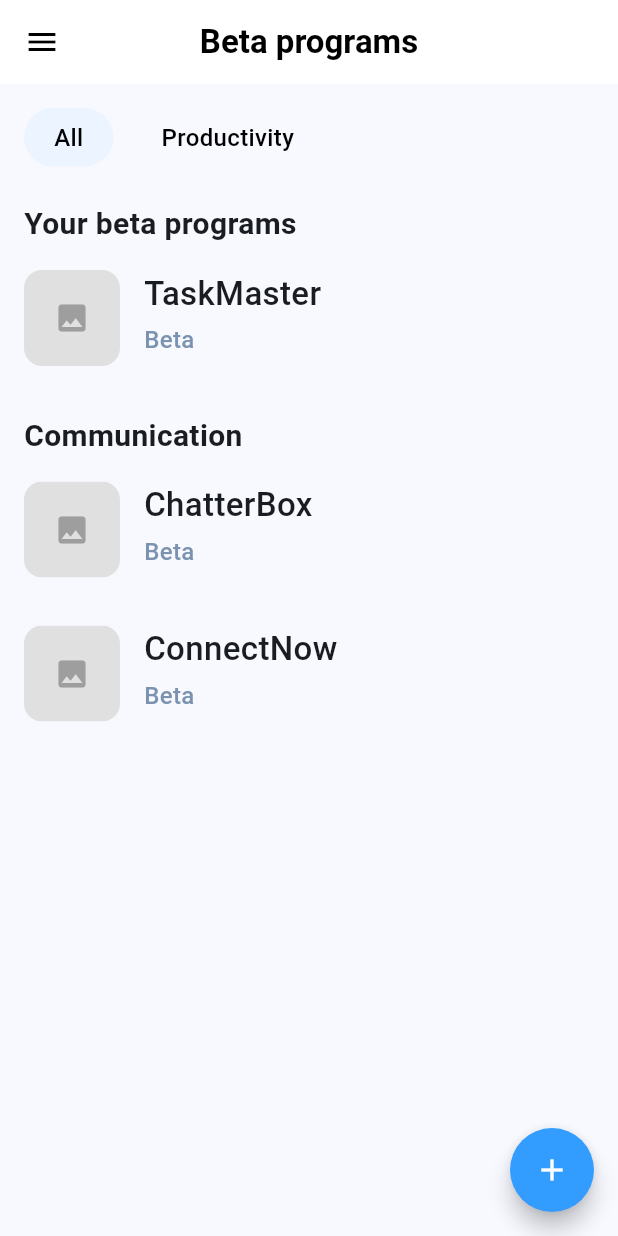
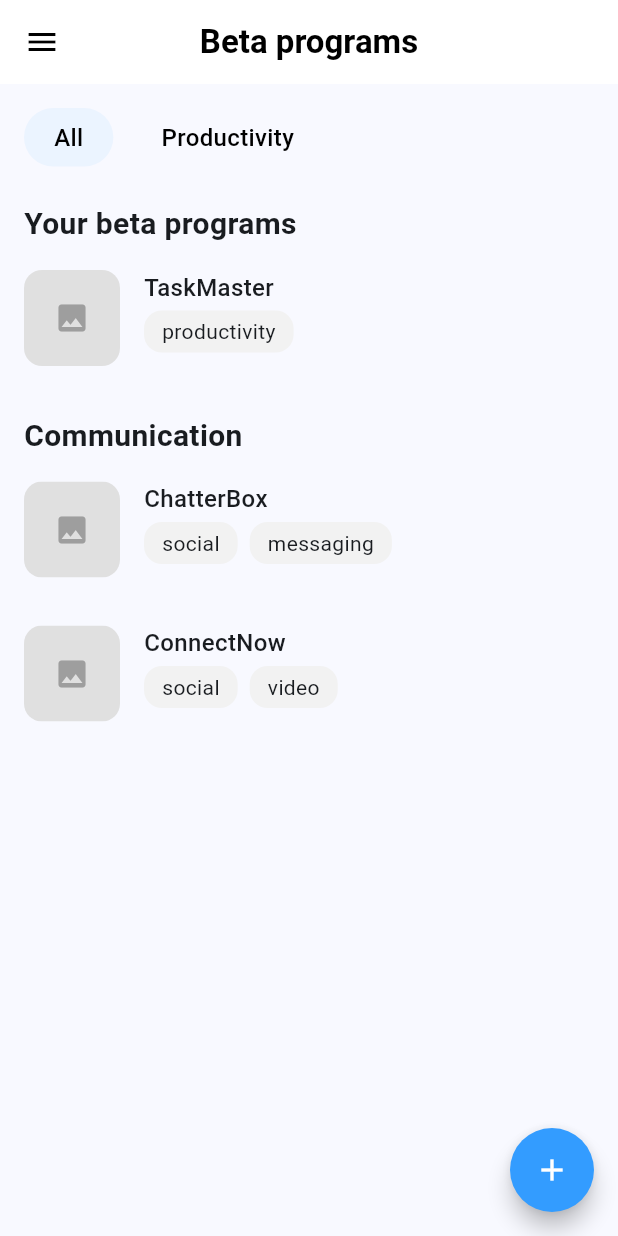
Before and after one commit to noboru-i/droid-flight, a Flutter app: the screen it shows after launch, on a phone screen of 412 x 824 dp. Run offline on Flutter 3.47's test engine with Material 3 defaults, Android fonts, the phone set to English and light mode, and no system bars; our stand-ins replace freezed_annotation; network calls fail.

Commit message:
feat: add BetaTag component and integrate it into _BetaAppTile for displaying app tags

```diff
--- /dev/null
+++ b/lib/components/beta_tag.dart
@@ -0,0 +1,29 @@
+import 'package:flutter/material.dart';
+
+class BetaTag extends StatelessWidget {
+  final String label;
+  const BetaTag({
+    required this.label,
+    super.key,
+  });
+
+  @override
+  Widget build(BuildContext context) {
+    return Container(
+      padding: const EdgeInsets.symmetric(
+        horizontal: 12,
+        vertical: 4,
+      ),
+      decoration: BoxDecoration(
+        color: const Color(0xFFF2F2F2),
+        borderRadius: BorderRadius.circular(12),
+      ),
+      child: Text(
+        label,
+        style: const TextStyle(
+          fontSize: 14,
+        ),
+      ),
+    );
+  }
+}
--- a/lib/pages/home/home_page.dart
+++ b/lib/pages/home/home_page.dart
@@ -3,6 +3,7 @@ import 'package:flutter/material.dart';
 import 'package:droid_flight/pages/detail/detail_page.dart';
 import 'home_notifier.dart';
 import 'home_state.dart';
+import 'package:droid_flight/components/beta_tag.dart';
 
 class HomePage extends StatefulWidget {
   const HomePage({super.key});
@@ -142,7 +143,11 @@ class _HomePageState extends State<HomePage> {
                   ),
                 );
               },
-              child: _BetaAppTile(image: app.image, name: app.name),
+              child: _BetaAppTile(
+                image: app.image,
+                name: app.name,
+                tags: app.tags,
+              ),
             ),
           );
         }
@@ -191,7 +196,12 @@ class _FilterChip extends StatelessWidget {
 class _BetaAppTile extends StatelessWidget {
   final String image;
   final String name;
-  const _BetaAppTile({required this.image, required this.name});
+  final List<String> tags;
+  const _BetaAppTile({
+    required this.image,
+    required this.name,
+    required this.tags,
+  });
 
   @override
   Widget build(BuildContext context) {
@@ -220,18 +230,18 @@ class _BetaAppTile extends StatelessWidget {
             Text(
               name,
               style: const TextStyle(
-                fontSize: 22,
+                fontSize: 16,
                 fontWeight: FontWeight.w500,
               ),
             ),
             const SizedBox(height: 4),
-            const Text(
-              'Beta',
-              style: TextStyle(
-                color: Color(0xFF7B93AF),
-                fontSize: 16,
-                fontWeight: FontWeight.w500,
-              ),
+            Wrap(
+              spacing: 8,
+              children: tags
+                  .map(
+                    (tag) => BetaTag(label: tag),
+                  )
+                  .toList(),
             ),
           ],
         ),
```
